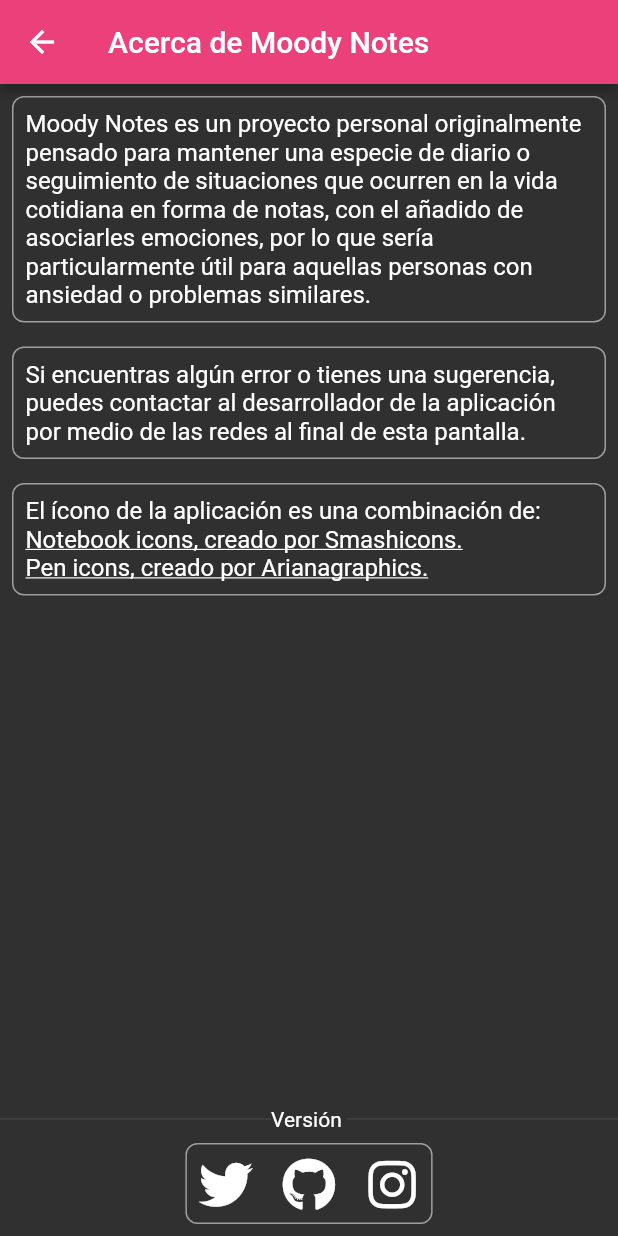
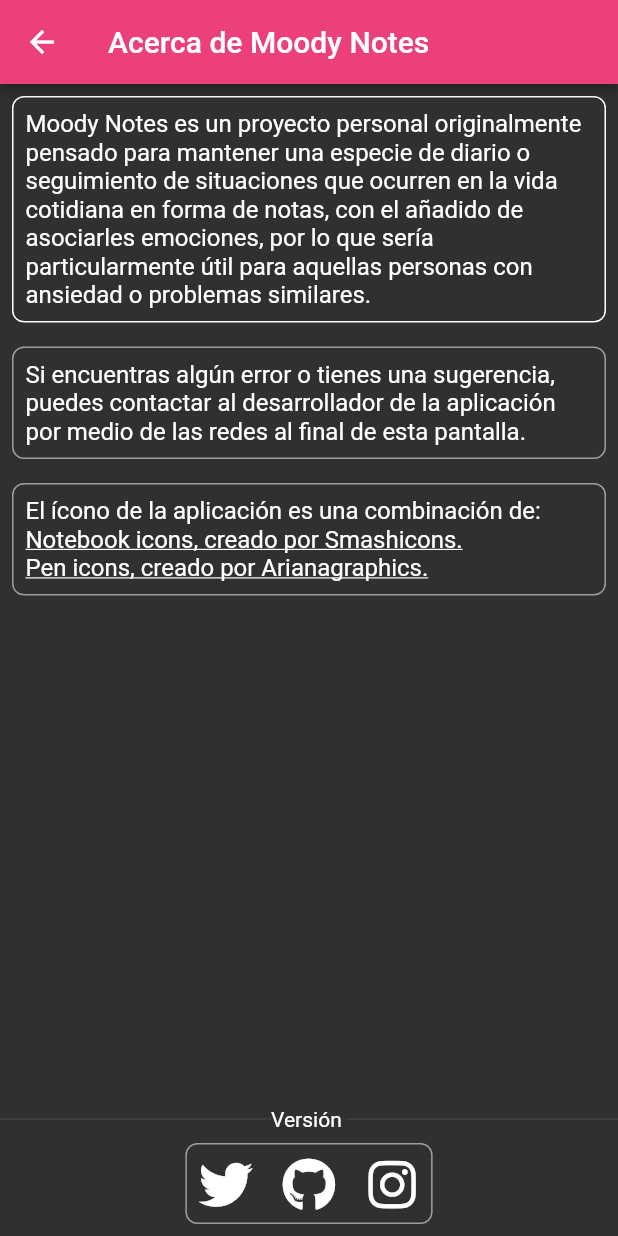
Before and after one commit to saulprl/moody_notes, a Flutter app: the AboutScreen screen opened directly with empty values, on a phone screen of 412 x 824 dp. Run offline on Flutter 3.47's test engine with Material 2 defaults, Android fonts, the phone set to English and light mode, and no system bars; our stand-ins replace fluttertoast, font_awesome_flutter, package_info_plus, shared_preferences, sqflite, table_calendar; accounts and stored records are empty.

Commit message:
Added theme-aware border color

```diff
--- a/lib/screens/about_screen.dart
+++ b/lib/screens/about_screen.dart
@@ -54,7 +54,9 @@
                   style: TextStyle(fontSize: 16.0),
                 ),
                 decoration: BoxDecoration(
-                  border: Border.all(color: Colors.grey),
+                  border: Border.all(
+                    color: Theme.of(context).colorScheme.onBackground,
+                  ),
                   borderRadius: BorderRadius.circular(8.0),
                 ),
               ),
```
